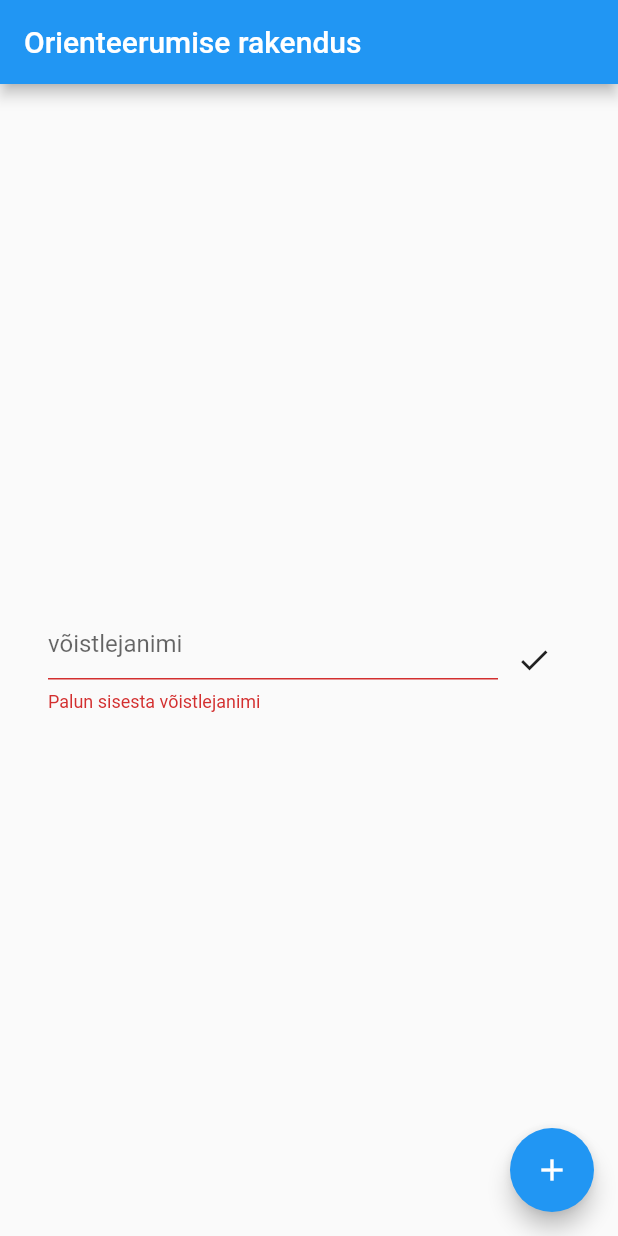
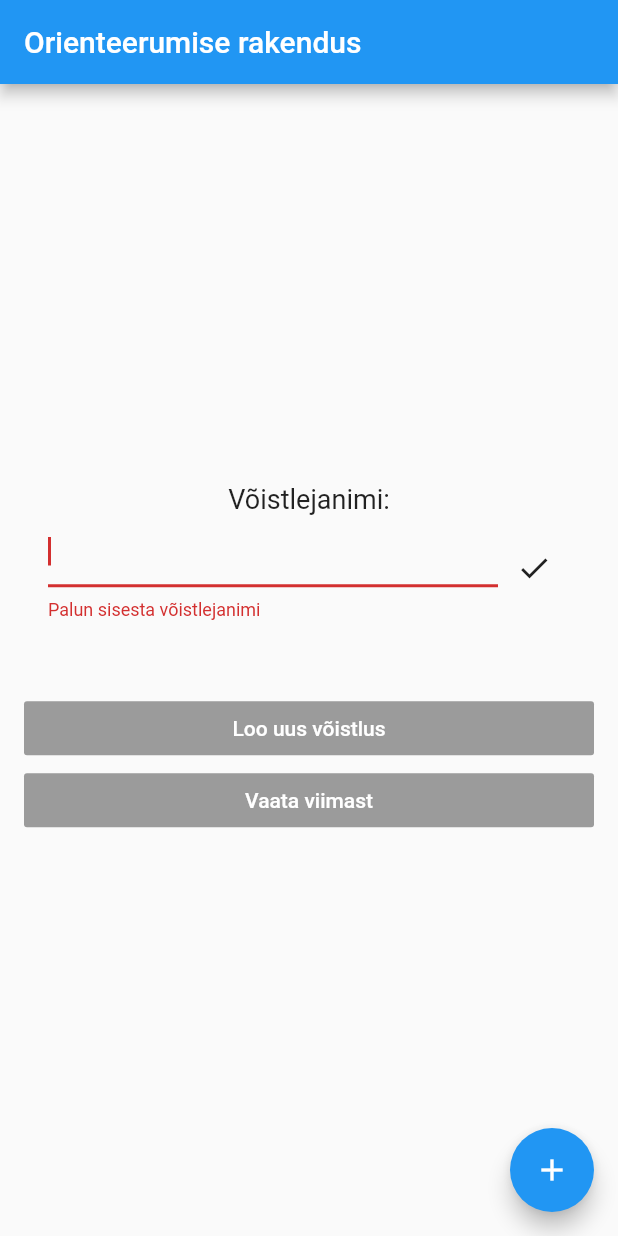
Before and after one commit to Crimsons/orientiir, a Flutter app: the screen it shows after launch, after a tap on the "edit" icon, on a phone screen of 412 x 824 dp. Run offline on Flutter 3.47's test engine with Material 2 defaults, Android fonts, the light colour scheme and no system bars; our stand-ins replace shared_preferences; missing offline and left inert: barcode_scan; generated files the repository leaves out were written again.

Commit message:
Add main buttons

```diff
--- a/lib/app/main/MainScreen.dart
+++ b/lib/app/main/MainScreen.dart
@@ -52,6 +52,30 @@ class MainScreenState extends State<MainScreen> {
         mainAxisAlignment: MainAxisAlignment.center,
         children: <Widget>[
           buildName(context),
+          SizedBox(
+            width: double.infinity,
+            child: RaisedButton(
+              child: Text("Loo uus võistlus"),
+              onPressed: (user != null && user.name != null)
+                  ? _onAddNewContestPressed
+                  : null,
+              color: Theme
+                  .of(context)
+                  .accentColor,
+              textColor: Colors.white,
+            ),
+          ),
+          SizedBox(
+            width: double.infinity,
+            child: RaisedButton(
+              child: Text("Vaata viimast"),
+              onPressed: null,
+              color: Theme
+                  .of(context)
+                  .accentColor,
+              textColor: Colors.white,
+            ),
+          ),
         ],
       ),
     );
@@ -59,10 +83,18 @@ class MainScreenState extends State<MainScreen> {
 
   Widget buildName(BuildContext context) {
     return Padding(
-      padding: EdgeInsets.symmetric(horizontal: 16),
-      child: shouldShowNameInput
+      padding: EdgeInsets.only(left: 16, right: 16, bottom: 48),
+      child: Column(
+        children: <Widget>[
+          Text(
+            "Võistlejanimi:",
+            style: TextStyle(fontSize: 18),
+          ),
+          shouldShowNameInput
               ? buildNameInput(context)
               : buildNameWidget(context),
+        ],
+      ),
     );
   }
 
@@ -79,8 +111,6 @@ class MainScreenState extends State<MainScreen> {
         ),
         Flexible(
           flex: 0,
-          child: Padding(
-            padding: const EdgeInsets.symmetric(vertical: 16.0),
           child: IconButton(
             icon: Icon(Icons.edit),
             tooltip: "Muuda nime",
@@ -89,7 +119,6 @@ class MainScreenState extends State<MainScreen> {
                 this.shouldShowNameInput = true;
               });
             },
-            ),
           ),
         ),
       ],
@@ -110,24 +139,21 @@ class MainScreenState extends State<MainScreen> {
                   return 'Palun sisesta võistlejanimi';
                 }
               },
-              decoration: InputDecoration(hintText: 'võistlejanimi'),
               textInputAction: TextInputAction.done,
               keyboardType: TextInputType.text,
               autovalidate: true,
+              autofocus: true,
               controller: textFieldController,
             ),
           ),
           Flexible(
             flex: 0,
-            child: Padding(
-              padding: const EdgeInsets.symmetric(vertical: 0),
             child: IconButton(
               icon: Icon(Icons.done),
               tooltip: "Salvesta",
               onPressed: () {
                 onSaveNameClicked();
               },
-              ),
             ),
           ),
         ],
@@ -157,6 +183,7 @@ class MainScreenState extends State<MainScreen> {
     var user = await userDataSource.loadData();
 
     setState(() {
+      textFieldController.text = user?.name ?? "";
       this.shouldShowNameInput = user == null;
       this.user = user;
     });
@@ -167,6 +194,8 @@ class MainScreenState extends State<MainScreen> {
     contest.checkpoints = [CheckPoint.fromCode("29")];
     _saveContest(contest);
   }
+
+  void _onOpenLastContestPressed() {}
 
   void _saveContest(Contest contest) {
     contestDataSource.save(contest);
```
Lines whose indentation alone changed are shown as unchanged.
